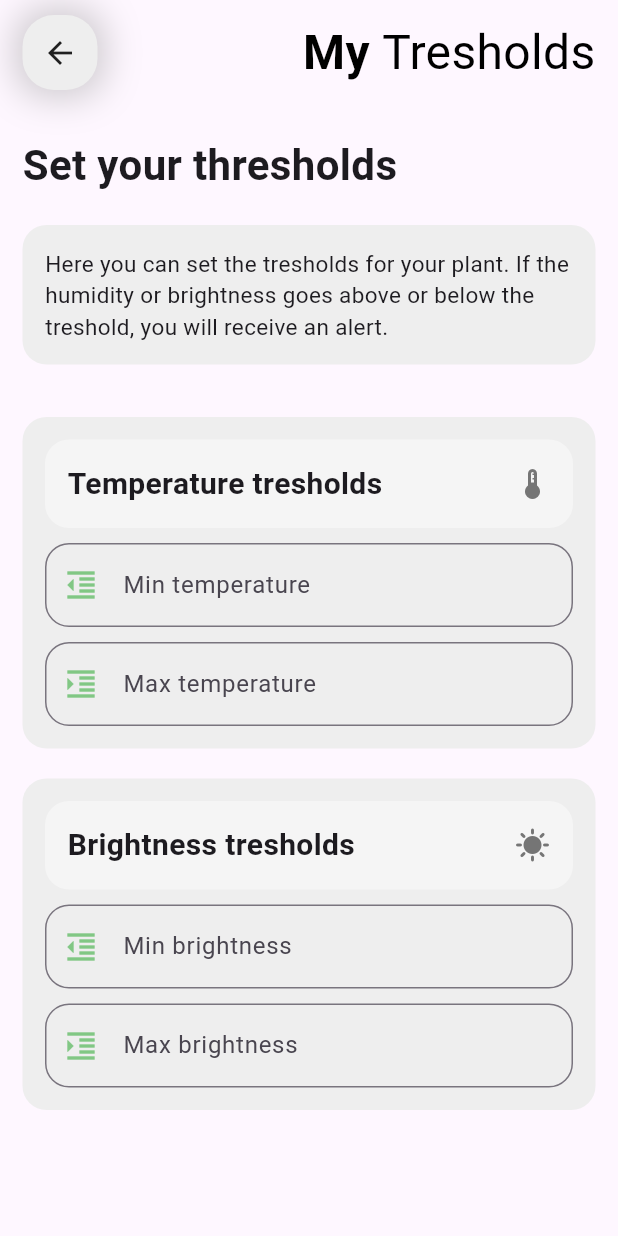
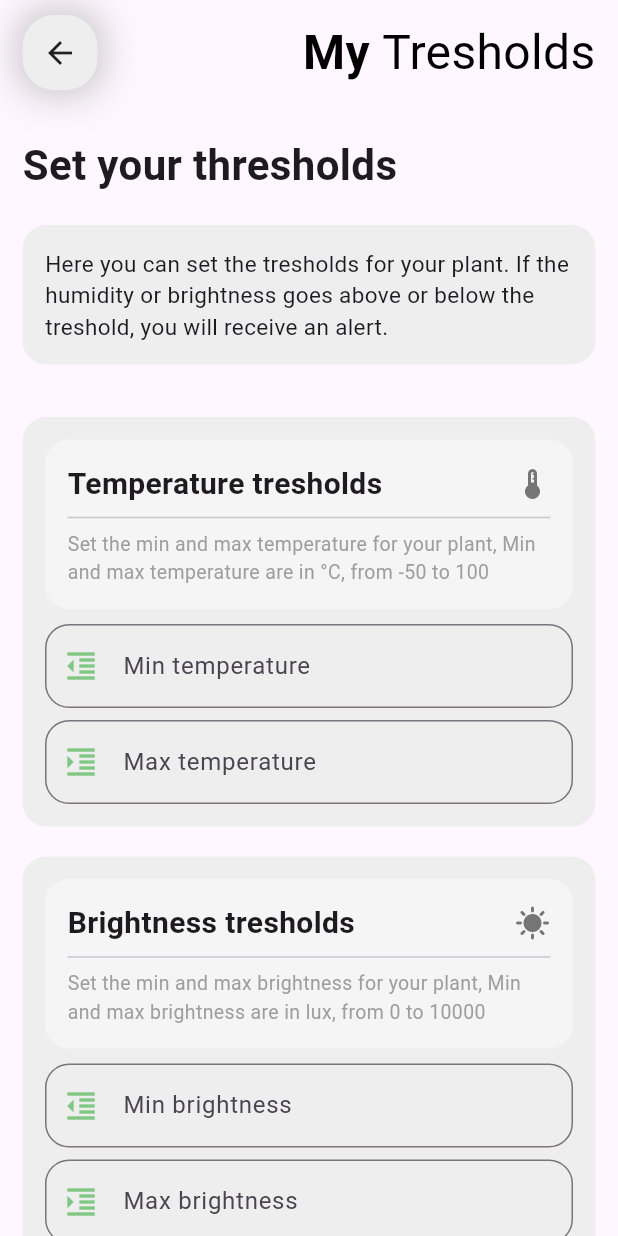
Before and after one commit to ArnaudCs/HAI931I-FlutterApp, a Flutter app: the TresholdSettings screen opened directly, on a phone screen of 412 x 824 dp. Run offline on Flutter 3.47's test engine with Material 3 defaults, Android fonts, the phone set to English and light mode, and no system bars; our stand-ins replace cloud_firestore, connectivity_plus, curved_navigation_bar, firebase_core, geocoding, geolocator and 7 more; missing offline and left inert: network_info_plus, qr_code_scanner; accounts and stored records are empty; network calls fail.

Commit message:
Ajout de la page de récupération des tresholds

```diff
--- /dev/null
+++ b/flutter_iot/lib/models/threshold_model.dart
@@ -0,0 +1,54 @@
+class Thresholds {
+  late int _minTemp;
+  late int _maxTemp;
+  late int _minBrightness;
+  late int _maxBrightness;
+  late int _waterTime;
+
+  Thresholds({
+    int minTemp = 0,
+    int maxTemp = 0,
+    int minBrightness = 0,
+    int maxBrightness = 0,
+    int waterTime = 0,
+  })  : _minTemp = minTemp,
+        _maxTemp = maxTemp,
+        _minBrightness = minBrightness,
+        _maxBrightness = maxBrightness,
+        _waterTime = waterTime;
+
+  int get minTemp => _minTemp;
+  set minTemp(int value) => _minTemp = value;
+
+  int get maxTemp => _maxTemp;
+  set maxTemp(int value) => _maxTemp = value;
+
+  int get minBrightness => _minBrightness;
+  set minBrightness(int value) => _minBrightness = value;
+
+  int get maxBrightness => _maxBrightness;
+  set maxBrightness(int value) => _maxBrightness = value;
+
+  int get waterTime => _waterTime;
+  set waterTime(int value) => _waterTime = value;
+
+  Map<String, dynamic> toJson() {
+    return {
+      'minTemp': _minTemp,
+      'maxTemp': _maxTemp,
+      'minBrightness': _minBrightness,
+      'maxBrightness': _maxBrightness,
+      'waterTime': _waterTime,
+    };
+  }
+
+  factory Thresholds.fromJson(Map<String, dynamic> json) {
+    return Thresholds(
+      minTemp: json['TempMin'] as int,
+      maxTemp: json['TempMax'] as int,
+      minBrightness: json['LumMin'] as int,
+      maxBrightness: json['LumMax'] as int,
+      waterTime: json['WaterTime'] as int,
+    );
+  }
+}
--- a/flutter_iot/lib/pages/treshold_settings.dart
+++ b/flutter_iot/lib/pages/treshold_settings.dart
@@ -1,11 +1,16 @@
 // ignore_for_file: unused_import
 
+import 'dart:convert';
+
 import 'package:flutter/material.dart';
+import 'package:flutter_iot/models/threshold_model.dart';
 import 'package:flutter_iot/utils/animation_dialog.dart';
 import 'package:flutter_iot/utils/settings_top_cards.dart';
 import 'package:flutter_iot/utils/simple_nav_top_bar.dart';
 import 'package:flutter_iot/utils/treshold_settings_card.dart';
 import 'package:http/http.dart' as http;
+import 'package:shared_preferences/shared_preferences.dart';
+import 'package:slide_to_act/slide_to_act.dart';
 
 class TresholdSettings extends StatefulWidget {
   const TresholdSettings({super.key});
@@ -20,8 +25,57 @@ class _TresholdSettingsState extends State<TresholdSettings> {
   TextEditingController maxTempTresh = TextEditingController();
   TextEditingController minBrightnessTresh = TextEditingController();
   TextEditingController maxBrightnessTresh = TextEditingController();
+  TextEditingController waterTimeTresh = TextEditingController();
   bool isSliderEnabled = false; // Nouvelle variable d'état pour activer/désactiver le slider
+  static const String deviceListKey = 'deviceListKey';
+  List<Map<String, String>> deviceList = [];
+  List<String> actualUsedDevice = [];
+  late Thresholds thresholds;
+  bool isModified = false;
 
+  Future<void> loadDeviceList() async {
+    final prefs = await SharedPreferences.getInstance();
+    final savedList = prefs.getStringList(deviceListKey);
+    if (savedList != null) {
+      deviceList = savedList.map<Map<String, String>>((jsonString) {
+        final dynamicMap = jsonDecode(jsonString);
+        return Map<String, String>.from(dynamicMap); // Convert dynamic to String
+      }).toList();
+    }
+
+    actualUsedDevice = prefs.getStringList('actualUsedDevice') ?? [];
+    print('actualUsedDevice: $actualUsedDevice');
+
+    String baseUrl = 'http://${actualUsedDevice[3]}';
+    String apiUrl = '$baseUrl/threshold';
+
+    try {
+      final response = await http.get(Uri.parse(apiUrl));
+      if (response.statusCode == 200) {
+        print(response.body);
+        Map<String, dynamic> jsonResponse = jsonDecode(response.body);
+        thresholds = Thresholds.fromJson(jsonResponse);
+        minTempTresh.text = thresholds.minTemp.toString();
+        maxTempTresh.text = thresholds.maxTemp.toString();
+        minBrightnessTresh.text = thresholds.minBrightness.toString();
+        maxBrightnessTresh.text = thresholds.maxBrightness.toString();
+        waterTimeTresh.text = thresholds.waterTime.toString();
+
+      // Mettre à jour l'état du slider après avoir rempli les contrôleurs
+      updateSliderState();
+      } else {
+        print('Error receiving data. Status: ${response.statusCode}');
+        print('Response: ${response.body}');
+      }
+    } catch (error) {
+      print('Error during the request: $error');
+    }
+    setState(() {});
+  }
+
+  void getTresholds() async {
+
+  }
 
   void sendWifiInfo() async {
     String minHumidity = minTempTresh.text;
@@ -72,14 +126,28 @@ class _TresholdSettingsState extends State<TresholdSettings> {
     updateSliderState();
   }
 
+  void verifyModified() {
+    if (minTempTresh.text != thresholds.minTemp.toString()
+    || maxTempTresh.text != thresholds.maxTemp.toString()
+    || minBrightnessTresh.text != thresholds.minBrightness.toString()
+    || maxBrightnessTresh.text != thresholds.maxBrightness.toString()
+    || waterTimeTresh.text != thresholds.waterTime.toString()) {
+      isModified = true;
+    } else {
+      isModified = false;
+    }
+  }
+
   void updateSliderState() {
+    verifyModified();
     setState(() {
       isSliderEnabled = minTempTresh.text.isNotEmpty
       && maxTempTresh.text.isNotEmpty
       && minBrightnessTresh.text.isNotEmpty
-      && maxBrightnessTresh.text.isNotEmpty;
+      && maxBrightnessTresh.text.isNotEmpty
+      && waterTimeTresh.text.isNotEmpty
+      && isModified;
     });
-    print(isSliderEnabled);
   }
 
   void showWifiDialog(title, content, buttonText, animPath, colorButton) {
@@ -95,6 +163,13 @@ class _TresholdSettingsState extends State<TresholdSettings> {
         );
       },
     );
+  }
+
+  @override
+  void initState() {
+    super.initState();
+    loadDeviceList();
+    getTresholds();
   }
 
   @override
@@ -123,9 +198,11 @@ class _TresholdSettingsState extends State<TresholdSettings> {
 
                     TrehsholdSettingsCard(
                       title: 'Temperature tresholds',
+                      subtitle: 'Set the min and max temperature for your plant, Min and max temperature are in °C, from -50 to 100',
                       input1hint: 'Min temperature',
                       input2hint: 'Max temperature',
                       icon: Icons.thermostat_outlined,
+                      isSingle: false,
                       controller1: minTempTresh,
                       controller2: maxTempTresh,
                       onUpdate: updateSliderState,
@@ -135,14 +212,56 @@ class _TresholdSettingsState extends State<TresholdSettings> {
 
                     TrehsholdSettingsCard(
                       title: 'Brightness tresholds',
+                      subtitle: 'Set the min and max brightness for your plant, Min and max brightness are in lux, from 0 to 10000',
                       input1hint: 'Min brightness',
                       input2hint: 'Max brightness',
                       icon: Icons.sunny,
+                      isSingle: false,
                       controller1: minBrightnessTresh,
                       controller2: maxBrightnessTresh,
                       onUpdate: updateSliderState,
                     ),
+
+                    const SizedBox(height: 20.0),
+
+                    TrehsholdSettingsCard(
+                      title: 'Water tresholds',
+                      subtitle: 'Set the min and max water time for your plant, Min and max water time are in seconds, from 0 to 10000',
+                      input1hint: 'Water Time',
+                      input2hint: '',
+                      icon: Icons.water_drop,
+                      isSingle: true,
+                      controller1: waterTimeTresh,
+                      controller2: waterTimeTresh,
+                      onUpdate: updateSliderState,
+                    ),
                   ],
+                ),
+              ),
+
+              const SizedBox(height: 20.0),
+
+              Padding(
+                padding: const EdgeInsets.symmetric(horizontal: 15.0),
+                child: SlideAction(
+                  text: 'Slide to send',
+                  textStyle: TextStyle(
+                    color: isSliderEnabled ? Colors.green.shade200 : Colors.grey.shade300,
+                    fontSize: 22.0,
+                    fontWeight: FontWeight.bold,
+                  ),
+                  innerColor: isSliderEnabled ? Colors.green.shade200 : Colors.grey.shade300,
+                  outerColor: Colors.grey.shade200,
+                  onSubmit: () {
+                    sendWifiInfo();
+                    return null;
+                  },
+                  elevation: 0,
+                  borderRadius: 16,
+                  sliderButtonIcon: const Icon(Icons.send, color: Colors.white),
+                  submittedIcon: Icon(Icons.check, color: Colors.green.shade600),
+                  animationDuration: const Duration(milliseconds: 400),
+                  enabled: isSliderEnabled,
                 ),
               ),
 
--- a/flutter_iot/lib/utils/brightness_gauge.dart
+++ b/flutter_iot/lib/utils/brightness_gauge.dart
@@ -11,14 +11,14 @@ class BrightnessGauge extends StatelessWidget {
     super.key,
     required this.brightness,
     required this.minMarker,
-    required this.maxMarker
+    required this.maxMarker,
   });
 
   @override
   Widget build(BuildContext context) {
     return SfLinearGauge(
       minimum: 0.0,
-      maximum: 5000.0,
+      maximum: 10000,
       showTicks: true,
       showLabels: true,
       barPointers: [
--- a/flutter_iot/lib/utils/treshold_settings_card.dart
+++ b/flutter_iot/lib/utils/treshold_settings_card.dart
@@ -3,9 +3,11 @@ import 'package:flutter_iot/utils/text_fields.dart';
 
 class TrehsholdSettingsCard extends StatelessWidget {
   final title;
+  final subtitle;
   final input1hint;
   final input2hint;
   final icon;
+  final isSingle;
   final TextEditingController controller1;
   final TextEditingController controller2;
   final Function() onUpdate;
@@ -13,9 +15,11 @@ class TrehsholdSettingsCard extends StatelessWidget {
   const TrehsholdSettingsCard({
     super.key,
     required this.title,
+    required this.subtitle,
     required this.input1hint,
     required this.input2hint,
     required this.icon,
+    required this.isSingle,
     required this.controller1,
     required this.controller2,
     required this.onUpdate,
@@ -38,7 +42,9 @@ class TrehsholdSettingsCard extends StatelessWidget {
               color: Colors.grey.shade100,
               borderRadius: BorderRadius.circular(16),
             ),
-            child: Row(
+            child: Column(
+              children: [
+                Row(
                   mainAxisAlignment: MainAxisAlignment.spaceBetween,
                   children: [
                     Text(
@@ -51,6 +57,27 @@ class TrehsholdSettingsCard extends StatelessWidget {
                     Icon(
                       icon,
                       color: Colors.grey.shade600,
+                    )
+                  ],
+                ),
+
+                Divider(),
+
+                Row(
+                  mainAxisAlignment: MainAxisAlignment.start,
+                  children: [
+                    Expanded(
+                      child: Text(
+                        subtitle,
+                        maxLines: 3,
+                        style: const TextStyle(
+                          fontSize: 13.0,
+                          color: Colors.grey,
+                        ),
+                      ),
+                    ),
+
+                  ],
                 )
               ],
             ),
@@ -68,8 +95,11 @@ class TrehsholdSettingsCard extends StatelessWidget {
               onUpdate();
             },
           ),
-          const SizedBox(height: 10.0),
-          CustomTextField(
+
+          !isSingle ?
+            Padding(
+              padding: const EdgeInsets.only(top: 8.0),
+              child: CustomTextField(
                 hintText: input2hint,
                 obscureText: false,
                 controller: controller2,
@@ -79,6 +109,7 @@ class TrehsholdSettingsCard extends StatelessWidget {
                   onUpdate();
                 },
               ),
+            ) : const SizedBox(),
         ],
       ),
     );
```
Also changed, not shown: flutter_iot/lib/pages/home_page.dart (+1 -11 lines). Lines whose indentation alone changed are shown as unchanged.
